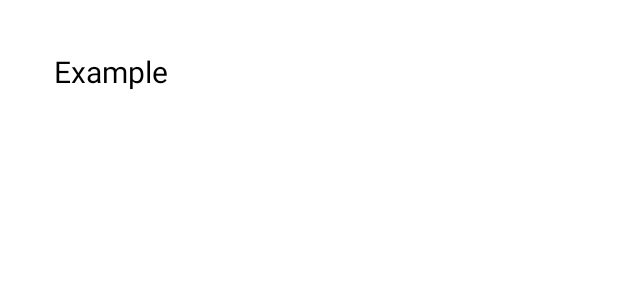
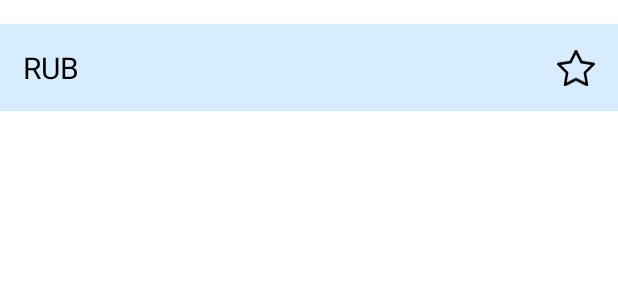
Before and after one commit to Kudryashova-Nastya/mobile_converter, an Android app: the layout currency.xml on its own in the app's theme, with its tools: preview values and no code run, on a phone screen of 412 x 824 dp. Shown: the top 300 px of the screen. Run offline under Robolectric (Android 15) with nearby library versions, the phone set to English and light mode, and no system bars.

Commit message:
fix some design and database moments

```diff
--- a/app/src/main/AndroidManifest.xml
+++ b/app/src/main/AndroidManifest.xml
@@ -2,6 +2,7 @@
 <manifest xmlns:android="http://schemas.android.com/apk/res/android"
     package="com.example.myapplication">
     <uses-permission android:name="android.permission.INTERNET"/>
+    <uses-permission android:name="android.permission.ACCESS_NETWORK_STATE"/>
 
     <application
         android:allowBackup="true"
--- a/app/src/main/java/com/example/myapplication/data/AppDatabase.kt
+++ b/app/src/main/java/com/example/myapplication/data/AppDatabase.kt
@@ -5,7 +5,7 @@ import androidx.room.Database
 import androidx.room.Room
 import androidx.room.RoomDatabase
 
-@Database(entities = [CurrencyDb::class,], version = 1)
+@Database(entities = [CurrencyDb::class,], version = 2)
 abstract class AppDatabase : RoomDatabase() {
     abstract fun getCurrencyDao(): CurrencyDao
 
@@ -23,7 +23,7 @@ abstract class AppDatabase : RoomDatabase() {
                     context.applicationContext,
                     AppDatabase::class.java,
                     "database"
-                ).build()
+                ).fallbackToDestructiveMigration().build()
                 INSTANCE = instance
                 return instance
             }
--- a/app/src/main/java/com/example/myapplication/data/CurrencyDb.kt
+++ b/app/src/main/java/com/example/myapplication/data/CurrencyDb.kt
@@ -3,7 +3,6 @@ package com.example.myapplication.data
 import android.os.Parcelable
 import androidx.room.ColumnInfo
 import androidx.room.Entity
-import androidx.room.Index
 import androidx.room.PrimaryKey
 import kotlinx.android.parcel.Parcelize
 
@@ -13,8 +12,8 @@ import kotlinx.android.parcel.Parcelize
 )
 data class CurrencyDb(
     @PrimaryKey(autoGenerate = true) val id: Long,
-    @ColumnInfo(name = "success") val success: Boolean,
-    @ColumnInfo(name = "timestamp") val timestamp: Long,
+//    @ColumnInfo(name = "success") val success: Boolean,
+//    @ColumnInfo(name = "timestamp") val timestamp: Long,
     @ColumnInfo(name = "base") val base: String,
     @ColumnInfo(name = "date") val date: String
 //    @ColumnInfo(name = "rates") val rates: Map<String, Double>
--- a/app/src/main/java/com/example/myapplication/data/CurrencyRepository.kt
+++ b/app/src/main/java/com/example/myapplication/data/CurrencyRepository.kt
@@ -6,6 +6,6 @@ interface CurrencyRepository {
 
     suspend fun getAll(): LiveData<List<CurrencyDb?>>
 
-    suspend fun createCurrency(addNewCurrency: CurrencyDb)
+//    suspend fun createCurrency(addNewCurrency: CurrencyDb)
 
 }
--- a/app/src/main/java/com/example/myapplication/fragments/list/ListFragment.kt
+++ b/app/src/main/java/com/example/myapplication/fragments/list/ListFragment.kt
@@ -31,7 +31,7 @@ class ListFragment : Fragment() {
         val adapter = ListAdapter()
 
 
-        val recyclerView = view.recycleview
+        val recyclerView = view.recyclerview
         recyclerView.adapter = adapter
         recyclerView.layoutManager = LinearLayoutManager(requireContext())
 
--- /dev/null
+++ b/app/src/main/res/drawable/ic_star.xml
@@ -0,0 +1,9 @@
+<vector xmlns:android="http://schemas.android.com/apk/res/android"
+    android:width="20dp"
+    android:height="19dp"
+    android:viewportWidth="20"
+    android:viewportHeight="19">
+  <path
+      android:pathData="M3.5807,18.1767C3.4832,18.7391 4.0307,19.1786 4.5132,18.9278L10.0006,16.0704L15.4868,18.9278C15.9693,19.1786 16.5168,18.7391 16.4193,18.178L15.3818,12.1871L19.7842,7.9365C20.1967,7.5388 19.9842,6.8118 19.4317,6.7333L13.3093,5.8517L10.5794,0.3713C10.5274,0.2602 10.4453,0.1663 10.3428,0.1006C10.2402,0.0349 10.1214,0 10,0C9.8787,0 9.7598,0.0349 9.6573,0.1006C9.5547,0.1663 9.4726,0.2602 9.4206,0.3713L6.6907,5.853L0.5683,6.7345C0.0171,6.8131 -0.1967,7.5401 0.2146,7.9378L4.6182,12.1884L3.5807,18.1793V18.1767ZM9.7119,14.6721L5.1045,17.071L5.972,12.0592C5.9923,11.9438 5.9843,11.8252 5.9488,11.7136C5.9133,11.6021 5.8513,11.5011 5.7682,11.4196L2.1358,7.9112L7.2007,7.1816C7.3056,7.1656 7.405,7.124 7.4906,7.0605C7.5761,6.997 7.6452,6.9134 7.6919,6.8169L9.9981,2.1837L12.3068,6.8169C12.3535,6.9134 12.4226,6.997 12.5082,7.0605C12.5937,7.124 12.6932,7.1656 12.7981,7.1816L17.863,7.9099L14.2306,11.4183C14.1473,11.5 14.0852,11.6012 14.0496,11.713C14.0141,11.8247 14.0063,11.9436 14.0268,12.0592L14.8943,17.071L10.2869,14.6721C10.1978,14.6256 10.099,14.6013 9.9988,14.6013C9.8985,14.6013 9.7997,14.6256 9.7106,14.6721H9.7119Z"
+      android:fillColor="#000000"/>
+</vector>
--- a/app/src/main/res/layout/currency.xml
+++ b/app/src/main/res/layout/currency.xml
@@ -1,33 +1,32 @@
 <?xml version="1.0" encoding="utf-8"?>
 <androidx.constraintlayout.widget.ConstraintLayout xmlns:android="http://schemas.android.com/apk/res/android"
     xmlns:tools="http://schemas.android.com/tools"
+    xmlns:app="http://schemas.android.com/apk/res-auto"
+    android:id="@+id/rowLayout"
+    android:layout_height="wrap_content"
     android:layout_width="match_parent"
-    android:layout_height="wrap_content"
     android:layout_marginTop="16dp"
-    android:id="@+id/rowLayout">
+    android:padding="15dp"
+    android:background="@color/main">
 
-    <LinearLayout
-        android:id="@+id/node"
-        android:layout_width="match_parent"
+    <TextView
+        android:id="@+id/textCurrency"
+        android:layout_width="wrap_content"
         android:layout_height="wrap_content"
-        android:padding="8dp"
-        android:layout_marginHorizontal="@dimen/margin_horizont"
-        android:background="@color/white"
-        android:orientation="vertical"
-        android:layout_margin="10dp"
-        tools:ignore="MissingConstraints">
+        android:text="@string/currency_example"
+        android:textColor="@color/black"
+        android:textSize="20sp"
+        app:layout_constraintStart_toStartOf="parent"
+        app:layout_constraintTop_toTopOf="parent" />
 
-        <TextView
-            android:id="@+id/textCurrency"
-            android:text="Example"
-            android:layout_width="match_parent"
-            android:layout_height="wrap_content"
-            android:layout_marginStart="@dimen/margin_horizont"
-            android:textColor="@color/black"
-            android:textSize="20sp"
-            android:padding="10dp"
-            />
-
-    </LinearLayout>
+    <ImageView
+        android:id="@+id/photoImageView"
+        android:layout_width="25dp"
+        android:layout_height="25dp"
+        app:layout_constraintBottom_toBottomOf="parent"
+        app:layout_constraintEnd_toEndOf="parent"
+        app:layout_constraintTop_toTopOf="parent"
+        tools:src="@drawable/ic_star"
+        android:contentDescription="@string/makefavorite" />
 
 </androidx.constraintlayout.widget.ConstraintLayout>
--- a/app/src/main/res/layout/fragment_list.xml
+++ b/app/src/main/res/layout/fragment_list.xml
@@ -8,7 +8,7 @@
 
 
     <androidx.recyclerview.widget.RecyclerView
-        android:id="@+id/recycleview"
+        android:id="@+id/recyclerview"
         android:layout_width="match_parent"
         android:layout_height="match_parent"
         app:layout_constraintBottom_toBottomOf="parent"
--- a/app/src/main/res/values/dimens.xml
+++ b/app/src/main/res/values/dimens.xml
@@ -11,4 +11,6 @@
     <dimen name="height_but">46dp</dimen>
     <dimen name="margin_plus">24dp</dimen>
     <dimen name="text_rel">18sp</dimen>
+    <dimen name="item_width">355dp</dimen>
+    <dimen name="main_margin_vertical">32dp</dimen>
 </resources>
--- a/app/src/main/res/values/strings.xml
+++ b/app/src/main/res/values/strings.xml
@@ -1,3 +1,5 @@
 <resources>
     <string name="app_name">Обменник валют</string>
+    <string name="currency_example">RUB</string>
+    <string name="makefavorite">MakeFavorite</string>
 </resources>
--- a/app/src/main/res/values/themes.xml
+++ b/app/src/main/res/values/themes.xml
@@ -1,9 +1,9 @@
 <resources xmlns:tools="http://schemas.android.com/tools">
     <!-- Base application theme. -->
-    <style name="Theme.MyApplication" parent="Theme.MaterialComponents.DayNight.DarkActionBar">
+    <style name="Theme.MyApplication" parent="Theme.MaterialComponents.DayNight">
         <!-- Primary brand color. -->
-        <item name="colorPrimary">@color/purple_500</item>
-        <item name="colorPrimaryVariant">@color/purple_700</item>
+        <item name="colorPrimary">@color/main</item>
+        <item name="colorPrimaryVariant">@color/black</item>
         <item name="colorOnPrimary">@color/white</item>
         <!-- Secondary brand color. -->
         <item name="colorSecondary">@color/teal_200</item>
@@ -13,4 +13,7 @@
         <item name="android:statusBarColor" tools:targetApi="l">?attr/colorPrimaryVariant</item>
         <!-- Customize your theme here. -->
     </style>
+    <style name="TextAppearance.AppCompat.Widget.ActionBar.Title" parent="android:style/TextAppearance">
+        <item name="android:textColor">@color/black</item>
+    </style>
 </resources>
```
Also changed, not shown: app/src/main/java/com/example/myapplication/data/CurrencyViewModel.kt (+5 -5 lines), app/src/main/java/com/example/myapplication/data/RoomCurrencyRepository.kt (+10 -10 lines), app/src/main/java/com/example/myapplication/ui/main/MainViewModelFactory.kt (added, +11 -0 lines), app/src/main/res/layout/main_activity.xml (+9 -5 lines).
